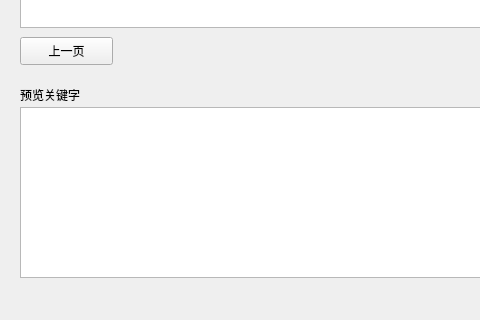
chuchong/DSA-Final--news-searcher, file gui/gui.ui: the form before one commit; both pictures show x 0 to 480 and y 280 to 600 of the 960 by 600 pixel window.
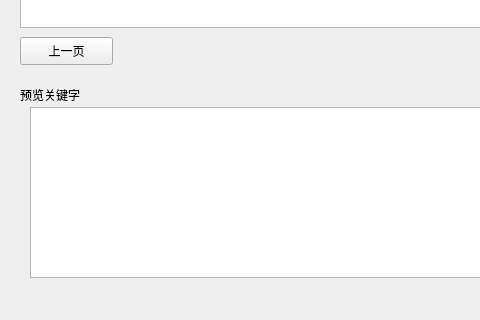
The form after the commit.

Patch:
```diff
--- a/gui/gui.ui
+++ b/gui/gui.ui
@@ -135,16 +135,6 @@
      <string/>
     </property>
    </widget>
-   <widget class="QListWidget" name="keywordsList">
-    <property name="geometry">
-     <rect>
-      <x>20</x>
-      <y>370</y>
-      <width>661</width>
-      <height>171</height>
-     </rect>
-    </property>
-   </widget>
    <widget class="QLabel" name="label_3">
     <property name="geometry">
      <rect>
@@ -158,6 +148,16 @@
      <string>预览关键字</string>
     </property>
    </widget>
+   <widget class="QTextBrowser" name="keywordsList">
+    <property name="geometry">
+     <rect>
+      <x>30</x>
+      <y>370</y>
+      <width>651</width>
+      <height>171</height>
+     </rect>
+    </property>
+   </widget>
   </widget>
   <widget class="QMenuBar" name="menuBar">
    <property name="geometry">
```
Left out of the diff: 2 changed lines with no effect on the pictures.
